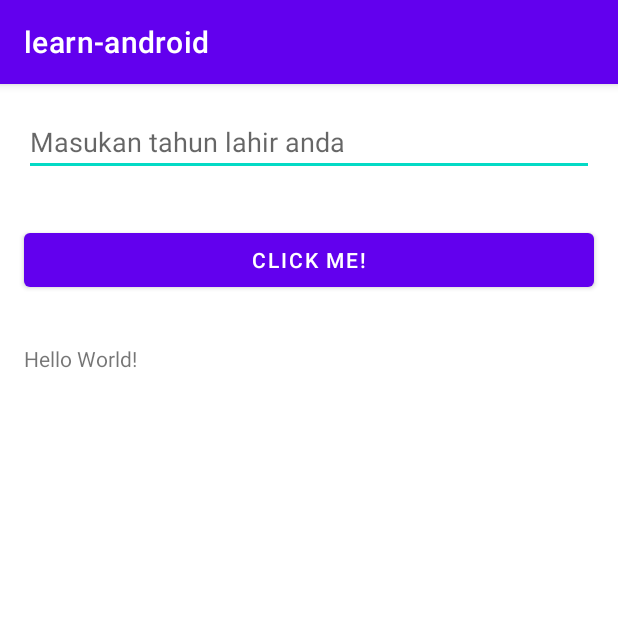
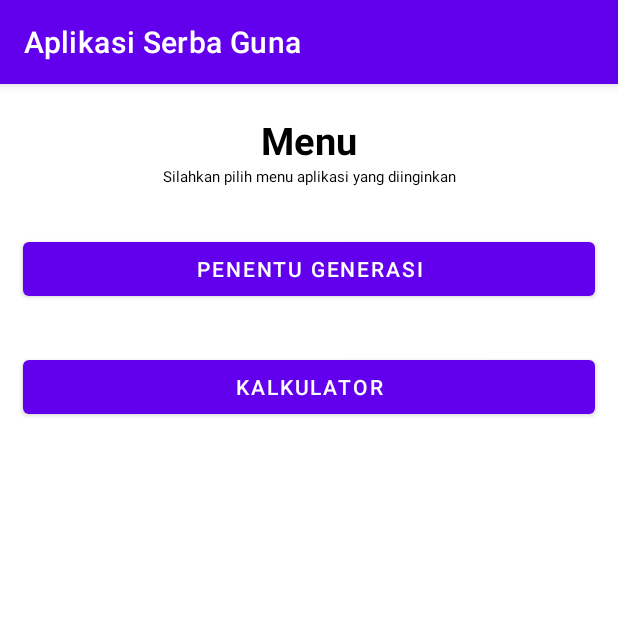
Before and after one commit to elvinhndrwn/learning-kotlin-android, an Android app: the screen it shows after launch (MainActivity before the commit, MenuActivity after it), on a phone screen of 412 x 824 dp, the top half of it. Run offline under Robolectric (Android 15) with nearby library versions, the phone set to English and light mode, and no system bars.

Commit message:
add new activity and move act function

```diff
--- a/app/src/main/AndroidManifest.xml
+++ b/app/src/main/AndroidManifest.xml
@@ -11,6 +11,9 @@
         android:theme="@style/Theme.Learnandroid">
         <activity
             android:name=".MainActivity"
+            android:exported="false" />
+        <activity
+            android:name=".MenuActivity"
             android:exported="true">
             <intent-filter>
                 <action android:name="android.intent.action.MAIN" />
--- /dev/null
+++ b/app/src/main/java/com/example/learn_android/MenuActivity.kt
@@ -0,0 +1,17 @@
+package com.example.learn_android
+
+import android.content.Intent
+import androidx.appcompat.app.AppCompatActivity
+import android.os.Bundle
+import android.view.View
+
+class MenuActivity : AppCompatActivity() {
+    override fun onCreate(savedInstanceState: Bundle?) {
+        super.onCreate(savedInstanceState)
+        setContentView(R.layout.activity_menu)
+    }
+
+    fun moveToPenentuGenerasi(view: View) {
+        startActivity(Intent(this, MainActivity::class.java))
+    }
+}
--- /dev/null
+++ b/app/src/main/res/layout/activity_menu.xml
@@ -0,0 +1,47 @@
+<?xml version="1.0" encoding="utf-8"?>
+<LinearLayout xmlns:android="http://schemas.android.com/apk/res/android"
+    xmlns:app="http://schemas.android.com/apk/res-auto"
+    xmlns:tools="http://schemas.android.com/tools"
+    android:layout_width="match_parent"
+    android:layout_height="match_parent"
+    android:orientation="vertical"
+    tools:context=".MenuActivity">
+
+    <TextView
+        android:id="@+id/tv_title"
+        android:layout_width="match_parent"
+        android:layout_height="wrap_content"
+        android:textSize="25dp"
+        android:textAlignment="center"
+        android:layout_marginTop="20dp"
+        android:textColor="@color/black"
+        android:textStyle="bold"
+        android:text="Menu" />
+
+    <TextView
+        android:id="@+id/tv_subtitle"
+        android:layout_width="match_parent"
+        android:layout_height="wrap_content"
+        android:textSize="10dp"
+        android:textAlignment="center"
+        android:layout_marginBottom="15dp"
+        android:textColor="@color/black"
+        android:textStyle="normal"
+        android:text="Silahkan pilih menu aplikasi yang diinginkan" />
+
+    <Button
+        android:id="@+id/btn_menu_aplikasi_generasi"
+        android:layout_width="match_parent"
+        android:layout_height="wrap_content"
+        android:layout_margin="15dp"
+        android:text="Penentu Generasi"
+        android:onClick="moveToPenentuGenerasi"/>
+
+    <Button
+        android:id="@+id/btn_aplikasi_kalkulator"
+        android:layout_width="match_parent"
+        android:layout_height="wrap_content"
+        android:layout_margin="15dp"
+        android:text="Kalkulator" />
+
+</LinearLayout>
--- a/app/src/main/res/values/strings.xml
+++ b/app/src/main/res/values/strings.xml
@@ -1,3 +1,3 @@
 <resources>
-    <string name="app_name">learn-android</string>
+    <string name="app_name">Aplikasi Serba Guna</string>
 </resources>
```
